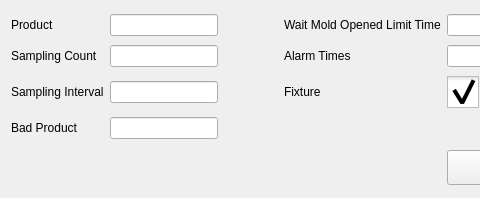
This is hcsettings/ichcproductsettingframe.ui in GaussCheng/2-5AxisPunch as Qt 5 draws it before an edit; both pictures show x 0 to 480 and y 0 to 198 of the 750 by 198 pixel window. The edited form follows.
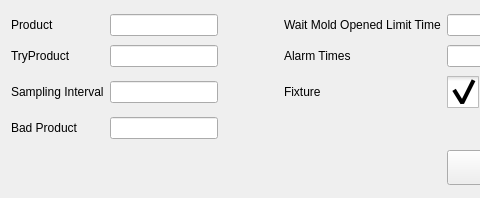
This is the edited form. Icons and pictures are not drawn. Custom widgets are drawn as their Qt base class.

Diff of the .ui file:
```diff
--- a/hcsettings/ichcproductsettingframe.ui
+++ b/hcsettings/ichcproductsettingframe.ui
@@ -98,7 +98,7 @@
    <item row="1" column="0">
     <widget class="QLabel" name="label_7">
      <property name="text">
-      <string>Sampling Count</string>
+      <string>TryProduct</string>
      </property>
     </widget>
    </item>
@@ -120,7 +120,7 @@
     <widget class="ICLineEditWithVirtualNumericKeypad" name="alarmTimesEdit"/>
    </item>
    <item row="1" column="1">
-    <widget class="ICLineEditWithVirtualNumericKeypad" name="samplingEdit"/>
+    <widget class="ICLineEditWithVirtualNumericKeypad" name="tryProductEdit"/>
    </item>
    <item row="2" column="0">
     <widget class="QLabel" name="label_8">
@@ -130,7 +130,7 @@
     </widget>
    </item>
    <item row="2" column="1">
-    <widget class="ICLineEditWithVirtualNumericKeypad" name="samplingEdit_2"/>
+    <widget class="ICLineEditWithVirtualNumericKeypad" name="samplingEdit"/>
    </item>
    <item row="0" column="0">
     <widget class="QLabel" name="label">
```
